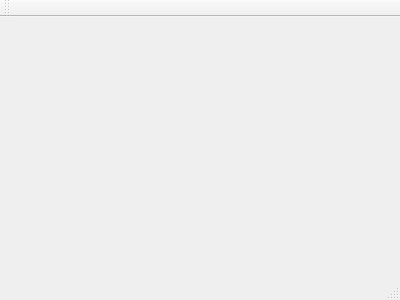
This is mac/QtCaptureTest/mainwindow.ui in openpnp/openpnp-capture as Qt 5 draws it before an edit. The edited form follows.
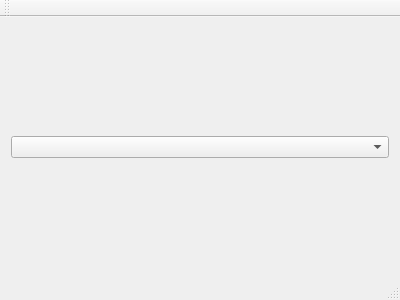
This is the edited form.

Patch:
```diff
--- a/mac/QtCaptureTest/mainwindow.ui
+++ b/mac/QtCaptureTest/mainwindow.ui
@@ -13,7 +13,13 @@
   <property name="windowTitle">
    <string>OpenPnP OSX Capture Test</string>
   </property>
-  <widget class="QWidget" name="centralWidget"/>
+  <widget class="QWidget" name="centralWidget">
+   <layout class="QVBoxLayout" name="verticalLayout">
+    <item>
+     <widget class="QComboBox" name="cameraChooser"/>
+    </item>
+   </layout>
+  </widget>
   <widget class="QMenuBar" name="menuBar">
    <property name="geometry">
     <rect>
```
